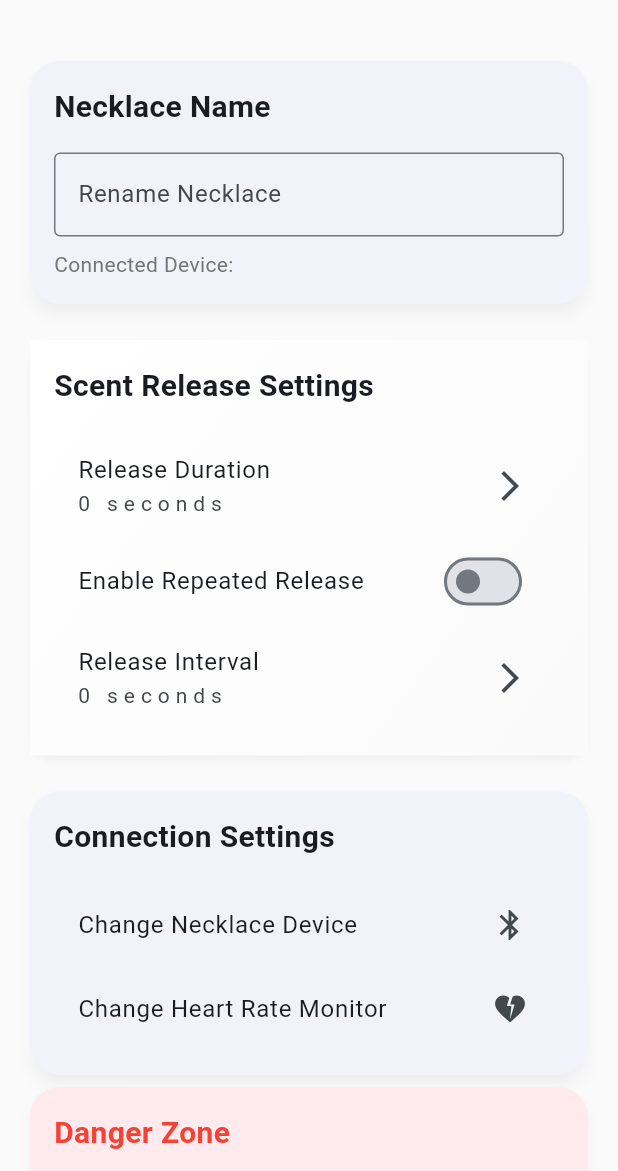
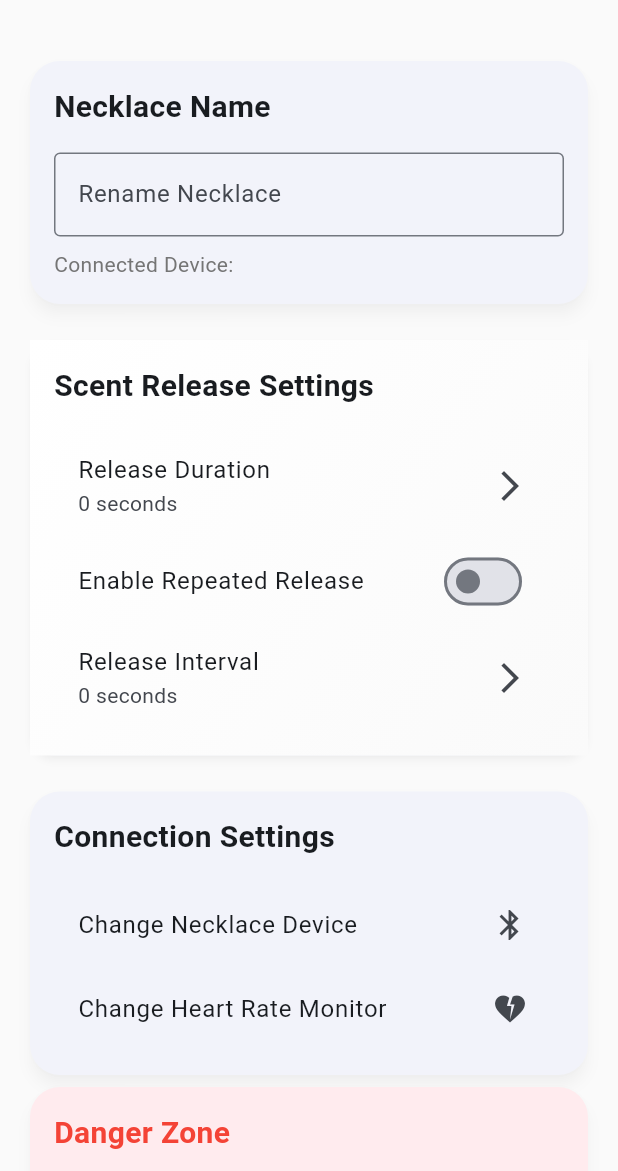
Before and after one commit to TylerHight/calming-necklace, a Flutter app: the SettingsScreen screen opened directly with empty values, on a phone screen of 412 x 824 dp, the part 65-1236 px from its top. Run offline on Flutter 3.47's test engine with Material 3 defaults, Android fonts, the phone set to English and light mode, and no system bars; our stand-ins replace equatable, flutter_bloc, flutter_blue_plus, logger, numberpicker, permission_handler and 3 more; missing offline and left inert: bloc_test, mockito; accounts and stored records are empty.

Commit message:
fix: improve duration formatting by refining unit representation and spacing

```diff
--- a/lib/core/ui/formatters.dart
+++ b/lib/core/ui/formatters.dart
@@ -3,21 +3,22 @@ String formatDuration(Duration duration, {bool useFullWords = false}) {
   final minutes = duration.inMinutes.remainder(60);
   final seconds = duration.inSeconds.remainder(60);
 
-  String addSpaces(String input) => input.split('').join(' ');
+  // Only add spaces between units, not between numbers and their units
+  String formatUnit(int value, String unit) => '$value$unit';
 
   final List<String> parts = [];
 
   if (hours > 0) {
-    parts.add(useFullWords ? '$hours ${hours == 1 ? 'hour' : 'hours'}' : '${hours}h');
+    parts.add(useFullWords ? '$hours ${hours == 1 ? 'hour' : 'hours'}' : formatUnit(hours, 'h'));
   }
   if (minutes > 0) {
-    parts.add(useFullWords ? '$minutes ${minutes == 1 ? 'minute' : 'minutes'}' : '${minutes}m');
+    parts.add(useFullWords ? '$minutes ${minutes == 1 ? 'minute' : 'minutes'}' : formatUnit(minutes, 'm'));
   }
   if (seconds > 0) {
-    parts.add(useFullWords ? '$seconds ${seconds == 1 ? 'second' : 'seconds'}' : '${seconds}s');
+    parts.add(useFullWords ? '$seconds ${seconds == 1 ? 'second' : 'seconds'}' : formatUnit(seconds, 's'));
   }
 
-  return addSpaces(parts.isEmpty
-    ? (useFullWords ? '0 seconds' : '0s')
-    : parts.join(useFullWords ? ', ' : ''));
+  return parts.isEmpty
+      ? (useFullWords ? '0 seconds' : '0s')
+      : parts.join(useFullWords ? ', ' : ' ');
 }
```
